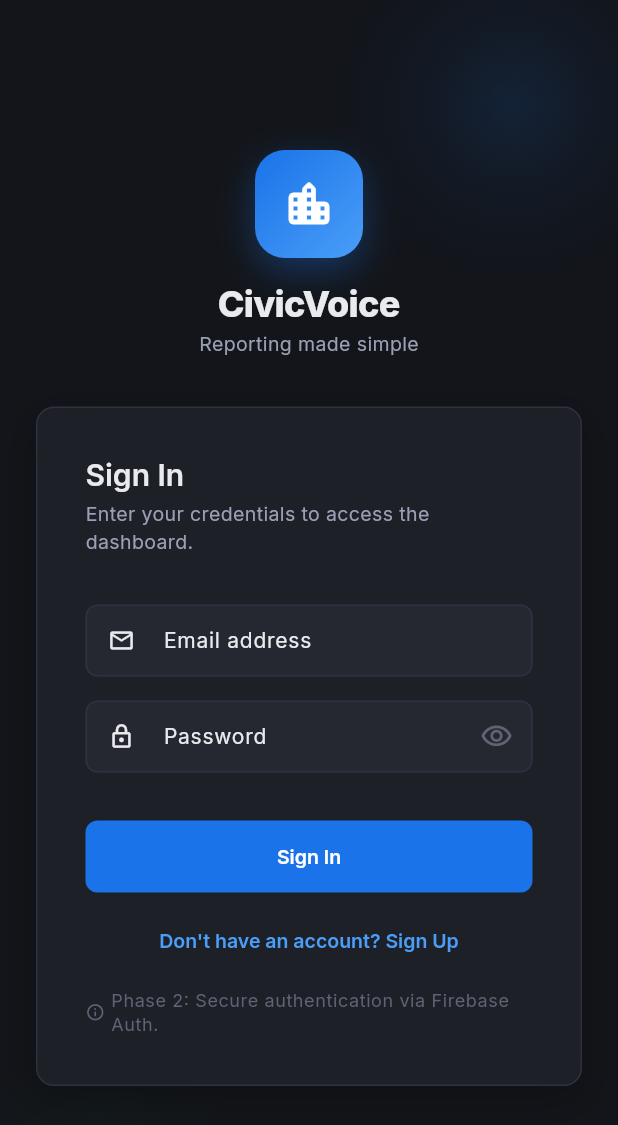
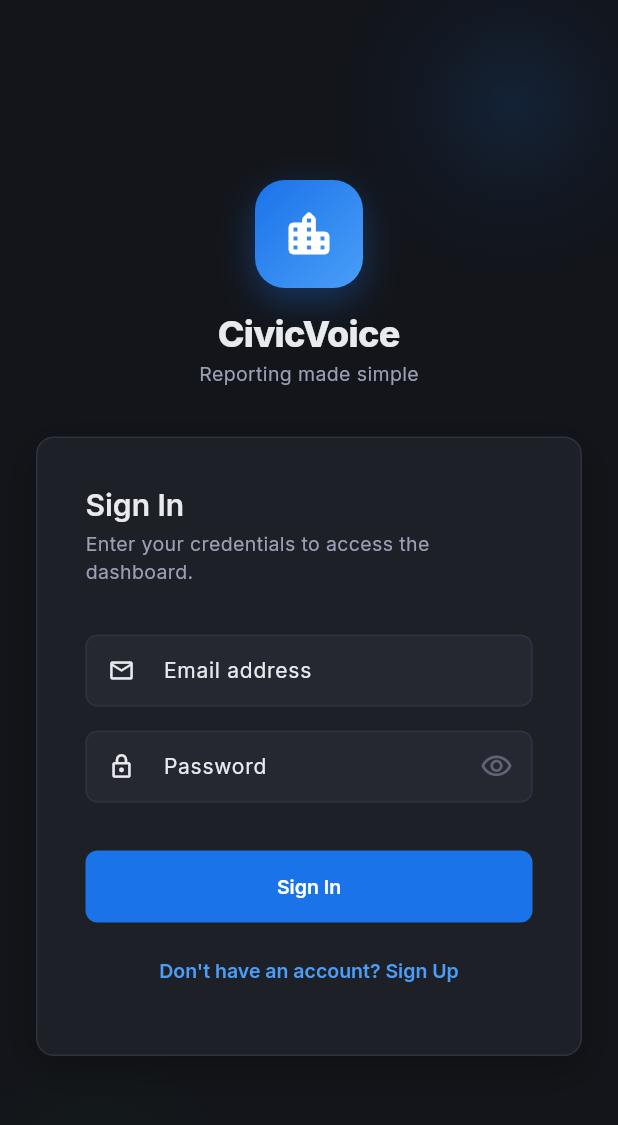
Before and after one commit to Dankwa-Wadie/Civic_Voice_final, a Flutter app: the screen it shows after launch, on a phone screen of 412 x 824 dp. Shown: the top 1125 px of the screen. Run offline on Flutter 3.47's test engine with Material 3 defaults, Android fonts, the phone set to English and light mode, and no system bars; our stand-ins replace cloud_firestore, data_table_2, firebase_auth, firebase_core, firebase_storage, flutter_map and 4 more; accounts and stored records are empty.

Commit message:
Remove Phase 2 Firebase status text banner from login screen and rebuild APK asset

```diff
--- a/lib/ui/features/auth/views/login_screen.dart
+++ b/lib/ui/features/auth/views/login_screen.dart
@@ -469,28 +469,7 @@ class _LoginCard extends StatelessWidget {
                   ),
                 ),
               ),
-              const SizedBox(height: AppTheme.sm),
-              Row(
-                mainAxisAlignment: MainAxisAlignment.center,
-                children: [
-                  const Icon(
-                    Icons.info_outline_rounded,
-                    size: 13,
-                    color: AppTheme.onSurfaceDim,
-                  ),
-                  const SizedBox(width: 4),
-                  Flexible(
-                    child: Text(
-                      Firebase.apps.isNotEmpty
-                          ? (vm.isSignUp
-                                ? 'Phase 2: Live registration via Firebase Auth.'
-                                : 'Phase 2: Secure authentication via Firebase Auth.')
-                          : 'Offline Fallback: Mock credentials enabled.',
-                      style: Theme.of(context).textTheme.bodySmall,
-                    ),
-                  ),
-                ],
-              ),
+
             ],
           ),
         ),
```
